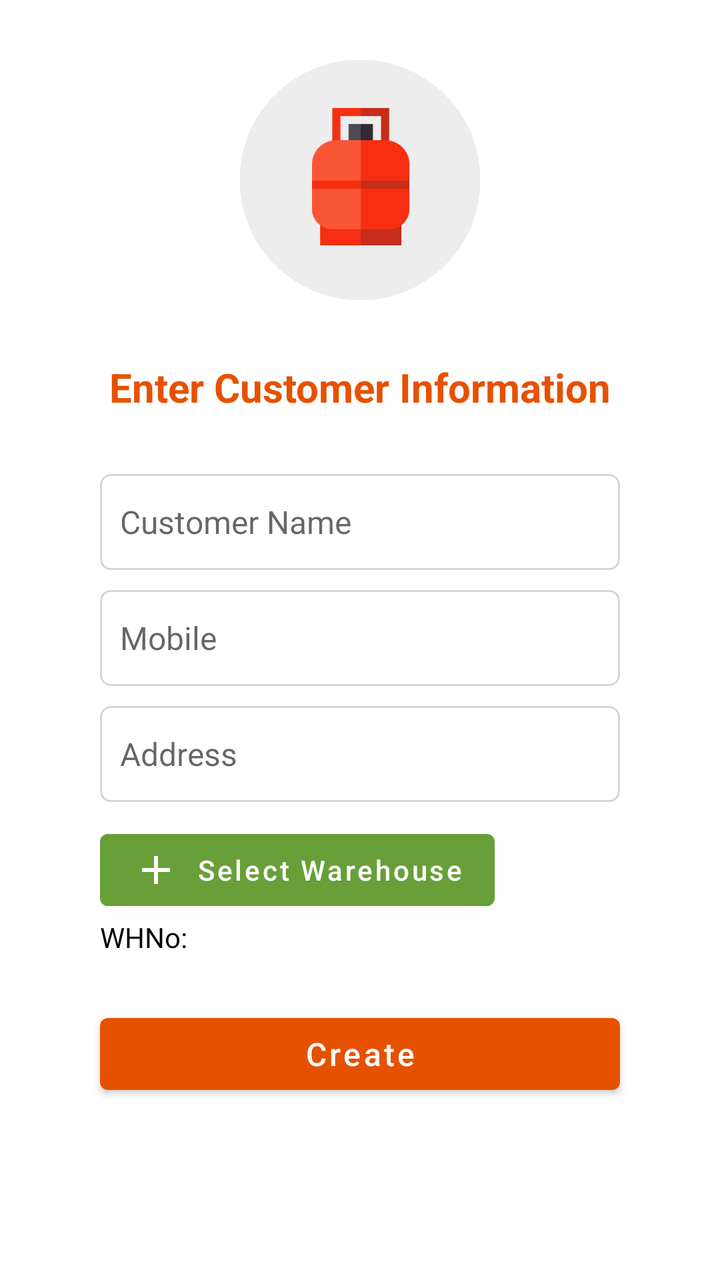
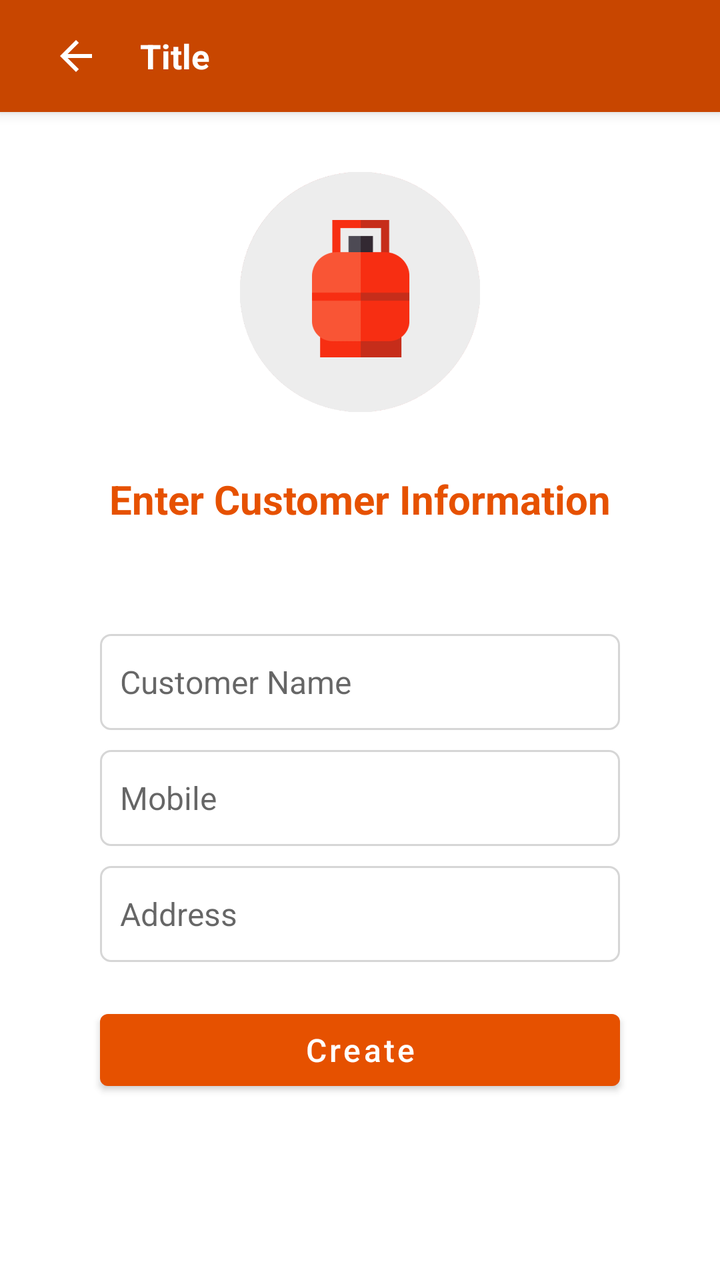

Two renders of the same Android screen: before a commit and after it. Below are the layout's source before the change and the commit's diff.
<!-- AndroidManifest.xml: application theme Theme.GasDistribution -->
<!-- res/layout/activity_customer.xml -->
<?xml version="1.0" encoding="utf-8"?>
<androidx.coordinatorlayout.widget.CoordinatorLayout
    xmlns:android="http://schemas.android.com/apk/res/android"
    xmlns:app="http://schemas.android.com/apk/res-auto"
    xmlns:tools="http://schemas.android.com/tools"
    android:layout_width="match_parent"
    android:layout_height="match_parent"
    tools:context=".activity.CustomerActivity">

    <ScrollView
        android:layout_width="match_parent"
        android:layout_height="match_parent">
        <LinearLayout
            android:id="@+id/container"
            android:orientation="vertical"
            android:layout_width="match_parent"
            android:layout_height="match_parent">
            <LinearLayout
                android:layout_marginTop="30dp"
                android:gravity="center"
                android:layout_width="match_parent"
                android:layout_height="wrap_content">

                <ImageView
                    android:background="@drawable/gasicon"
                    android:layout_width="120dp"
                    android:layout_height="120dp" />

            </LinearLayout>

            <LinearLayout
                android:layout_marginTop="30dp"
                android:orientation="vertical"
                android:layout_width="match_parent"
                android:layout_height="wrap_content">

                <TextView
                    android:layout_marginBottom="20dp"
                    android:textColor="@color/purple_500"
                    android:textStyle="bold"
                    android:textSize="20sp"
                    android:text="Enter Customer Information"
                    android:textAlignment="center"
                    android:layout_width="match_parent"
                    android:layout_height="wrap_content" />

                <TextView
                    android:visibility="gone"
                    android:id="@+id/txtSelectCustomer"
                    android:background="@drawable/rectangle"
                    android:layout_marginLeft="50dp"
                    android:layout_marginRight="50dp"
                    android:padding="10dp"
                    android:text="Select Customer"
                    android:layout_width="match_parent"
                    android:layout_height="wrap_content" />

                <RelativeLayout
                    android:layout_marginTop="10dp"
                    android:layout_marginLeft="50dp"
                    android:layout_marginRight="50dp"
                    android:layout_width="match_parent"
                    android:layout_height="wrap_content">
                    <EditText
                        android:id="@+id/etCName"
                        android:hint="Customer Name"
                        android:textSize="16sp"
                        android:padding="10dp"
                        android:background="@drawable/rectangle"
                        android:layout_width="match_parent"
                        android:layout_height="48dp" />

                    <ImageView
                        android:id="@+id/imgContact"
                        android:visibility="gone"
                        android:layout_width="35dp"
                        android:layout_height="35dp"
                        android:layout_alignParentRight="true"
                        android:layout_marginTop="8dp"
                        android:layout_marginRight="8dp"
                        android:background="@drawable/ic_contact"
                        android:backgroundTint="@color/gray" />

                </RelativeLayout>

                <EditText
                    android:id="@+id/etCMobile"
                    android:layout_marginTop="10dp"
                    android:inputType="number"
                    android:textSize="16sp"
                    android:hint="Mobile"
                    android:padding="10dp"
                    android:background="@drawable/rectangle"
                    android:layout_marginLeft="50dp"
                    android:layout_marginRight="50dp"
                    android:layout_width="match_parent"
                    android:layout_height="48dp" />


                <EditText
                    android:id="@+id/etCAddress"
                    android:layout_marginTop="10dp"
                    android:hint="Address"
                    android:textSize="16sp"
                    android:padding="10dp"
                    android:background="@drawable/rectangle"
                    android:layout_marginLeft="50dp"
                    android:layout_marginRight="50dp"
                    android:layout_width="match_parent"
                    android:layout_height="48dp" />

                <LinearLayout
                    android:orientation="vertical"
                    android:layout_marginTop="10dp"
                    android:layout_marginLeft="50dp"
                    android:layout_marginRight="50dp"
                    android:layout_width="match_parent"
                    android:layout_height="wrap_content">

                    <Button
                        android:id="@+id/btnWarehouse"
                        android:textAllCaps="false"
                        android:text="Select Warehouse"
                        android:backgroundTint="@color/green"
                        android:drawableTint="@color/white"
                        android:drawableLeft="@drawable/ic_add"
                        android:layout_width="wrap_content"
                        android:layout_height="wrap_content" />

                    <RelativeLayout
                        android:orientation="horizontal"
                        android:layout_marginBottom="5dp"
                        android:layout_width="match_parent"
                        android:layout_height="wrap_content">

                        <LinearLayout
                            android:layout_width="wrap_content"
                            android:layout_height="wrap_content">
                            <TextView
                                android:text="WHNo:"
                                android:textColor="@color/black"
                                android:layout_width="50dp"
                                android:layout_height="wrap_content" />
                            <TextView
                                android:id="@+id/txtWHNo"
                                android:textColor="@color/black"
                                android:textStyle="bold"
                                android:maxLines="1"
                                android:text=""
                                android:layout_width="wrap_content"
                                android:layout_height="wrap_content" />

                            <TextView
                                android:id="@+id/txtWHName"
                                android:layout_marginLeft="5dp"
                                android:textColor="@color/black"
                                android:textStyle="bold"
                                android:maxLines="1"
                                android:text=""
                                android:layout_width="wrap_content"
                                android:layout_height="wrap_content" />
                        </LinearLayout>

                    </RelativeLayout>

                </LinearLayout>

                <Button
                    android:id="@+id/btnCreateCustomer"
                    android:textSize="16sp"
                    android:layout_marginTop="20dp"
                    android:layout_marginLeft="50dp"
                    android:layout_marginRight="50dp"
                    android:text="Create"
                    android:textAllCaps="false"
                    android:layout_width="match_parent"
                    android:layout_height="wrap_content" />

            </LinearLayout>

        </LinearLayout>
    </ScrollView>

</androidx.coordinatorlayout.widget.CoordinatorLayout>
<!-- resources referenced by this layout -->
<resources>
  <color name="black">#FF000000</color>
  <color name="gray">#D6D6D6</color>
  <color name="green">#689F38</color>
  <color name="purple_500">#E65100</color>
  <color name="white">#FFFFFFFF</color>
  <!-- drawable gasicon: png bitmap (drawable, 22371 bytes) -->
  <!-- drawable ic_add (drawable) -->
  <vector xmlns:android="http://schemas.android.com/apk/res/android"
      android:width="24dp"
      android:height="24dp"
      android:viewportWidth="24"
      android:viewportHeight="24"
      android:tint="?attr/colorControlNormal">
    <path
        android:fillColor="@android:color/white"
        android:pathData="M19,13h-6v6h-2v-6H5v-2h6V5h2v6h6v2z"/>
  </vector>
  <!-- drawable ic_contact (drawable) -->
  <vector xmlns:android="http://schemas.android.com/apk/res/android"
      android:width="24dp"
      android:height="24dp"
      android:viewportWidth="24"
      android:viewportHeight="24"
      android:tint="?attr/colorControlNormal">
    <path
        android:fillColor="@android:color/white"
        android:pathData="M19,3h-4.18C14.4,1.84 13.3,1 12,1c-1.3,0 -2.4,0.84 -2.82,2L5,3c-1.1,0 -2,0.9 -2,2v14c0,1.1 0.9,2 2,2h14c1.1,0 2,-0.9 2,-2L21,5c0,-1.1 -0.9,-2 -2,-2zM12,3c0.55,0 1,0.45 1,1s-0.45,1 -1,1 -1,-0.45 -1,-1 0.45,-1 1,-1zM12,7c1.66,0 3,1.34 3,3s-1.34,3 -3,3 -3,-1.34 -3,-3 1.34,-3 3,-3zM18,19L6,19v-1.4c0,-2 4,-3.1 6,-3.1s6,1.1 6,3.1L18,19z"/>
  </vector>
  <!-- drawable rectangle (drawable) -->
  <?xml version="1.0" encoding="utf-8"?>
  <shape android:shape="rectangle"
      xmlns:android="http://schemas.android.com/apk/res/android">
      <stroke android:color="#D6D6D6" android:width="1dp"  />
      <corners android:radius="5dp" />
  </shape>
  <style name="Theme.GasDistribution" parent="Theme.MaterialComponents.Light.DarkActionBar">
          <item name="android:forceDarkAllowed" tools:targetApi="q">false</item>
          
          <item name="colorPrimary">@color/purple_500</item>
          <item name="colorPrimaryVariant">@color/purple_700</item>
          <item name="colorOnPrimary">@color/white</item>
          
          <item name="colorSecondary">@color/teal_200</item>
          <item name="colorSecondaryVariant">@color/teal_700</item>
          <item name="colorOnSecondary">@color/black</item>
          
          
  
      </style>
  <color name="purple_700">#C84600</color>
  <color name="teal_200">#FF03DAC5</color>
  <color name="teal_700">#FF018786</color>
</resources>

<!-- the commit's change to res/layout/activity_customer.xml (unified diff, before → after) -->
@@ -15,6 +15,9 @@
             android:orientation="vertical"
             android:layout_width="match_parent"
             android:layout_height="match_parent">
+
+            <include layout="@layout/layout_toolbar" />
+
             <LinearLayout
                 android:layout_marginTop="30dp"
                 android:gravity="center"
@@ -54,6 +57,53 @@
                     android:text="Select Customer"
                     android:layout_width="match_parent"
                     android:layout_height="wrap_content" />
+
+                <LinearLayout
+                    android:orientation="vertical"
+                    android:layout_marginLeft="50dp"
+                    android:layout_marginRight="50dp"
+                    android:layout_width="match_parent"
+                    android:layout_height="wrap_content">
+
+                    <RelativeLayout
+                        android:orientation="horizontal"
+                        android:layout_marginBottom="5dp"
+                        android:layout_width="match_parent"
+                        android:layout_height="wrap_content">
+
+                        <LinearLayout
+                            android:layout_width="wrap_content"
+                            android:layout_height="wrap_content">
+                            <TextView
+                                android:visibility="gone"
+                                android:text="WHNo:"
+                                android:textColor="@color/black"
+                                android:layout_width="50dp"
+                                android:layout_height="wrap_content" />
+                            <TextView
+                                android:id="@+id/txtWHNo"
+                                android:visibility="gone"
+                                android:textColor="@color/black"
+                                android:textStyle="bold"
+                                android:maxLines="1"
+                                android:text=""
+                                android:layout_width="wrap_content"
+                                android:layout_height="wrap_content" />
+
+                            <TextView
+                                android:id="@+id/txtWHName"
+                                android:layout_marginLeft="5dp"
+                                android:textColor="@color/black"
+                                android:textStyle="bold"
+                                android:maxLines="1"
+                                android:text=""
+                                android:layout_width="wrap_content"
+                                android:layout_height="wrap_content" />
+                        </LinearLayout>
+
+                    </RelativeLayout>
+
+                </LinearLayout>
 
                 <RelativeLayout
                     android:layout_marginTop="10dp"
@@ -109,61 +159,6 @@
                     android:layout_width="match_parent"
                     android:layout_height="48dp" />
 
-                <LinearLayout
-                    android:orientation="vertical"
-                    android:layout_marginTop="10dp"
-                    android:layout_marginLeft="50dp"
-                    android:layout_marginRight="50dp"
-                    android:layout_width="match_parent"
-                    android:layout_height="wrap_content">
-
-                    <Button
-                        android:id="@+id/btnWarehouse"
-                        android:textAllCaps="false"
-                        android:text="Select Warehouse"
-                        android:backgroundTint="@color/green"
-                        android:drawableTint="@color/white"
-                        android:drawableLeft="@drawable/ic_add"
-                        android:layout_width="wrap_content"
-                        android:layout_height="wrap_content" />
-
-                    <RelativeLayout
-                        android:orientation="horizontal"
-                        android:layout_marginBottom="5dp"
-                        android:layout_width="match_parent"
-                        android:layout_height="wrap_content">
-
-                        <LinearLayout
-                            android:layout_width="wrap_content"
-                            android:layout_height="wrap_content">
-                            <TextView
-                                android:text="WHNo:"
-                                android:textColor="@color/black"
-                                android:layout_width="50dp"
-                                android:layout_height="wrap_content" />
-                            <TextView
-                                android:id="@+id/txtWHNo"
-                                android:textColor="@color/black"
-                                android:textStyle="bold"
-                                android:maxLines="1"
-                                android:text=""
-                                android:layout_width="wrap_content"
-                                android:layout_height="wrap_content" />
-
-                            <TextView
-                                android:id="@+id/txtWHName"
-                                android:layout_marginLeft="5dp"
-                                android:textColor="@color/black"
-                                android:textStyle="bold"
-                                android:maxLines="1"
-                                android:text=""
-                                android:layout_width="wrap_content"
-                                android:layout_height="wrap_content" />
-                        </LinearLayout>
-
-                    </RelativeLayout>
-
-                </LinearLayout>
 
                 <Button
                     android:id="@+id/btnCreateCustomer"
@@ -182,3 +177,49 @@
     </ScrollView>
 
 </androidx.coordinatorlayout.widget.CoordinatorLayout>
+<!-- res/layout/layout_toolbar.xml (included above) -->
+<?xml version="1.0" encoding="utf-8"?>
+<androidx.appcompat.widget.Toolbar
+    xmlns:android="http://schemas.android.com/apk/res/android"
+    xmlns:app="http://schemas.android.com/apk/res-auto"
+    android:id="@+id/toolbar"
+    android:layout_width="match_parent"
+    android:layout_height="wrap_content"
+    android:minHeight="?attr/actionBarSize"
+    android:background="@color/purple_700"
+    android:elevation="4dp"
+    app:theme="@style/Base.ThemeOverlay.AppCompat.Dark.ActionBar">
+
+    <LinearLayout
+        android:layout_width="match_parent"
+        android:layout_height="wrap_content"
+        android:orientation="horizontal"
+        android:gravity="center_vertical">
+
+        <LinearLayout
+            android:id="@+id/btnBack"
+            android:layout_width="wrap_content"
+            android:layout_height="wrap_content"
+            android:padding="10dp"
+            android:clickable="true"
+            android:foreground="?attr/selectableItemBackground">
+
+            <ImageView
+                android:layout_width="24dp"
+                android:layout_height="24dp"
+                android:src="@drawable/outline_arrow_back_24"
+                app:tint="@color/white" />
+        </LinearLayout>
+
+        <TextView
+            android:id="@+id/toolbar_title"
+            android:layout_width="wrap_content"
+            android:layout_height="wrap_content"
+            android:layout_marginStart="10dp"
+            android:text="Title"
+            android:textColor="@color/white"
+            android:textStyle="bold"
+            android:textSize="17sp"/>
+    </LinearLayout>
+
+</androidx.appcompat.widget.Toolbar>
<!-- resource entries referenced after the edit -->
@@ -2,21 +2,9 @@
 <resources>
   <color name="black">#FF000000</color>
   <color name="gray">#D6D6D6</color>
-  <color name="green">#689F38</color>
   <color name="purple_500">#E65100</color>
   <color name="white">#FFFFFFFF</color>
   <!-- drawable gasicon: png bitmap (drawable, 22371 bytes) -->
-  <!-- drawable ic_add (drawable) -->
-  <vector xmlns:android="http://schemas.android.com/apk/res/android"
-      android:width="24dp"
-      android:height="24dp"
-      android:viewportWidth="24"
-      android:viewportHeight="24"
-      android:tint="?attr/colorControlNormal">
-    <path
-        android:fillColor="@android:color/white"
-        android:pathData="M19,13h-6v6h-2v-6H5v-2h6V5h2v6h6v2z"/>
-  </vector>
   <!-- drawable ic_contact (drawable) -->
   <vector xmlns:android="http://schemas.android.com/apk/res/android"
       android:width="24dp"
@@ -28,6 +16,12 @@
         android:fillColor="@android:color/white"
         android:pathData="M19,3h-4.18C14.4,1.84 13.3,1 12,1c-1.3,0 -2.4,0.84 -2.82,2L5,3c-1.1,0 -2,0.9 -2,2v14c0,1.1 0.9,2 2,2h14c1.1,0 2,-0.9 2,-2L21,5c0,-1.1 -0.9,-2 -2,-2zM12,3c0.55,0 1,0.45 1,1s-0.45,1 -1,1 -1,-0.45 -1,-1 0.45,-1 1,-1zM12,7c1.66,0 3,1.34 3,3s-1.34,3 -3,3 -3,-1.34 -3,-3 1.34,-3 3,-3zM18,19L6,19v-1.4c0,-2 4,-3.1 6,-3.1s6,1.1 6,3.1L18,19z"/>
   </vector>
+  <!-- drawable outline_arrow_back_24 (drawable) -->
+  <vector xmlns:android="http://schemas.android.com/apk/res/android" android:autoMirrored="true" android:height="24dp" android:tint="#000000" android:viewportHeight="960" android:viewportWidth="960" android:width="24dp">
+        
+      <path android:fillColor="@android:color/white" android:pathData="M313,520L537,744L480,800L160,480L480,160L537,216L313,440L800,440L800,520L313,520Z"/>
+      
+  </vector>
   <!-- drawable rectangle (drawable) -->
   <?xml version="1.0" encoding="utf-8"?>
   <shape android:shape="rectangle"
@@ -35,7 +29,7 @@
       <stroke android:color="#D6D6D6" android:width="1dp"  />
       <corners android:radius="5dp" />
   </shape>
-  <style name="Theme.GasDistribution" parent="Theme.MaterialComponents.Light.DarkActionBar">
+  <style name="Theme.GasDistribution" parent="Theme.MaterialComponents.Light.NoActionBar">
           <item name="android:forceDarkAllowed" tools:targetApi="q">false</item>
           
           <item name="colorPrimary">@color/purple_500</item>
